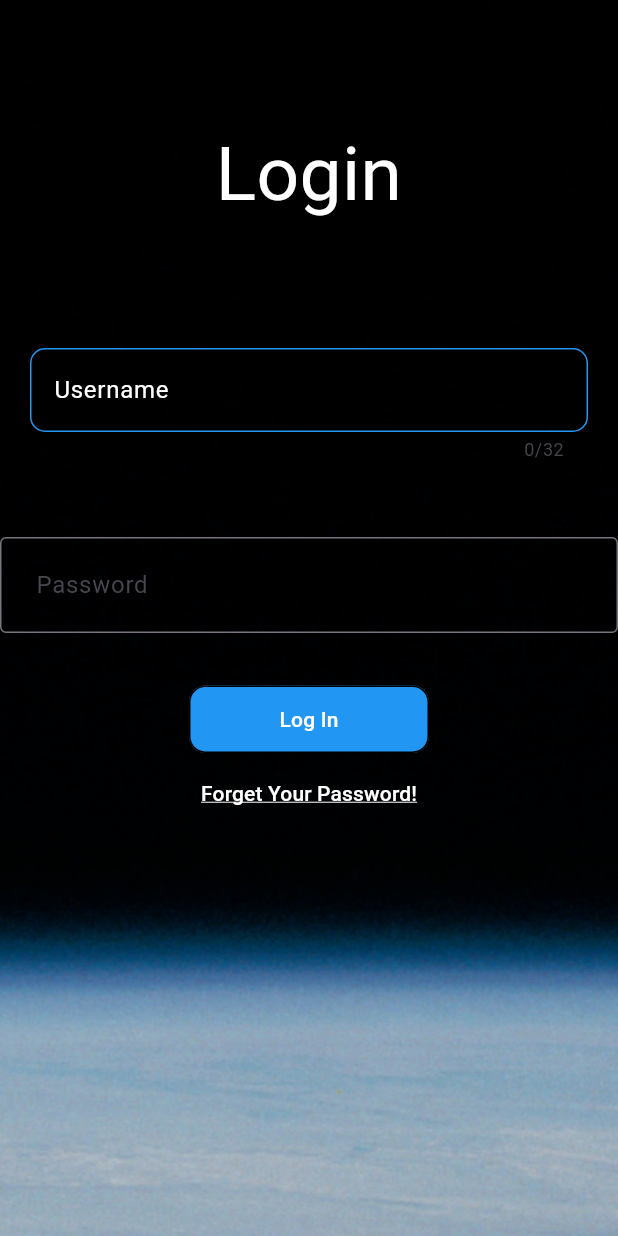
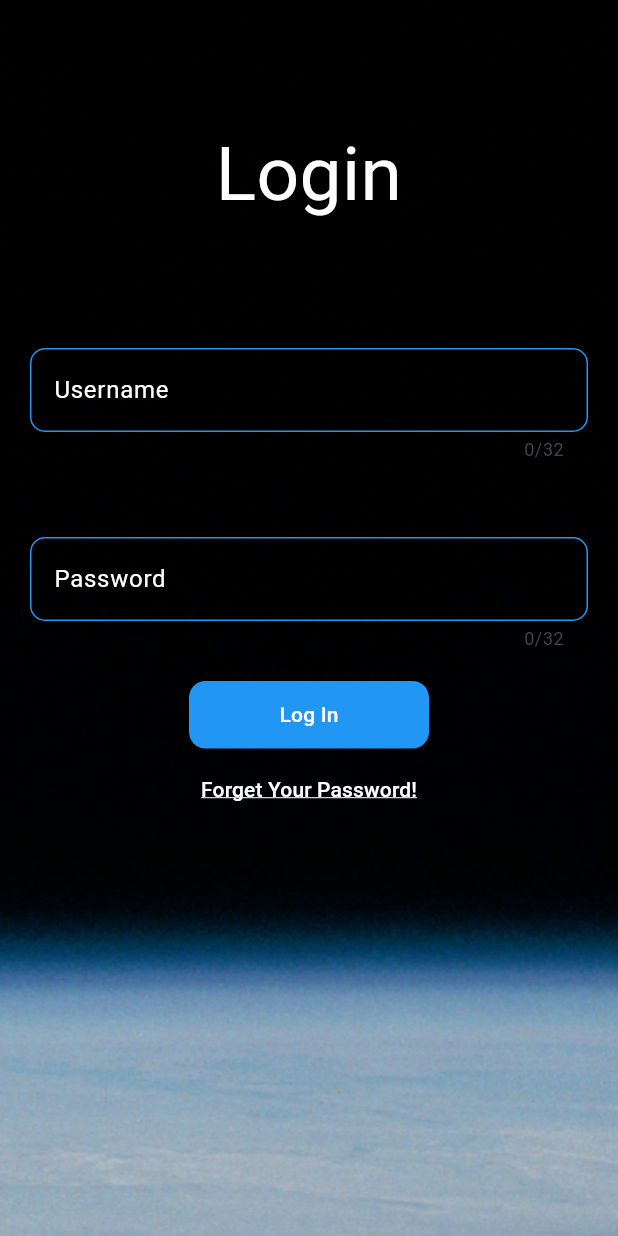
Before and after one commit to ForhadIsrafil/space-mobile-app-by-flutter, a Flutter app: the screen it shows after launch, on a phone screen of 412 x 824 dp. Run offline on Flutter 3.47's test engine with Material 2 defaults, Android fonts, the phone set to English and light mode, and no system bars.

Commit message:
log in page done

```diff
--- /dev/null
+++ b/lib/PlantsPages/PlantsPages.dart
@@ -0,0 +1,15 @@
+import 'package:flutter/material.dart';
+
+class PlantsPages extends StatefulWidget {
+  const PlantsPages({super.key});
+
+  @override
+  State<PlantsPages> createState() => _PlantsPagesState();
+}
+
+class _PlantsPagesState extends State<PlantsPages> {
+  @override
+  Widget build(BuildContext context) {
+    return const Placeholder();
+  }
+}
--- a/lib/welcome_pages/LoginPage.dart
+++ b/lib/welcome_pages/LoginPage.dart
@@ -43,7 +43,6 @@ class _LoginPageState extends State<LoginPage> {
                   hintText: 'Username',
                   labelStyle: const TextStyle(color: Colors.white),
                   hintStyle: const TextStyle(color: Colors.blue),
-                  // focusColor: Colors.blue,
                   enabledBorder: OutlineInputBorder(
                     borderSide: const BorderSide(color: Colors.blue),
                     borderRadius: BorderRadius.circular(10.0),
@@ -59,16 +58,29 @@ class _LoginPageState extends State<LoginPage> {
               ),
             ),
             const SizedBox(height: 50),
-            const TextField(
-              decoration: InputDecoration(
-                contentPadding: EdgeInsets.all(20),
-                label: Text("Password"),
-                hintText: 'Enter your password',
-                hintStyle: TextStyle(color: Colors.blue),
-                border: OutlineInputBorder(),
+            Padding(
+              padding: const EdgeInsets.only(left: 20, right: 20),
+              child: TextField(
+                maxLength: 32,
+                style: const TextStyle(color: Colors.white),
+                decoration: InputDecoration(
+                    labelStyle: const TextStyle(color: Colors.white),
+                    label: const Text("Password"),
+                    hintText: 'Enter your password',
+                    hintStyle: const TextStyle(color: Colors.blue),
+                    enabledBorder: OutlineInputBorder(
+                        borderSide: const BorderSide(color: Colors.blue),
+                        borderRadius: BorderRadius.circular(10.0)),
+                    border: OutlineInputBorder(
+                      borderSide: const BorderSide(color: Colors.blue),
+                      borderRadius: BorderRadius.circular(10.0),
+                    ),
+                    focusedBorder: OutlineInputBorder(
+                        borderSide: const BorderSide(color: Colors.blue),
+                        borderRadius: BorderRadius.circular(10.0))),
               ),
             ),
-            const SizedBox(height: 35),
+            const SizedBox(height: 20),
             UnconstrainedBox(
               child: SizedBox(
                 width: 160,
@@ -79,14 +91,10 @@ class _LoginPageState extends State<LoginPage> {
                     shape: const RoundedRectangleBorder(
                       borderRadius: BorderRadius.all(Radius.circular(11.0)),
                     ),
-                    side: const BorderSide(),
                     backgroundColor: Colors.blue,
-                    // padding: const EdgeInsets.only(left: 20.0, right: 20.0),
                   ),
-                  child: const Text(
-                    'Log In',
-                    style: TextStyle(color: Colors.white),
-                  ),
+                  child: const Text('Log In',
+                      style: TextStyle(color: Colors.white)),
                 ),
               ),
             ),
@@ -94,8 +102,8 @@ class _LoginPageState extends State<LoginPage> {
             UnconstrainedBox(
               child: SizedBox(
                 child: TextButton(
-                  style: ElevatedButton.styleFrom(
-                      shape: const RoundedRectangleBorder()),
+                  // style: TextButton.styleFrom(
+                  //     shape: const RoundedRectangleBorder()),
                   onPressed: () {},
                   child: const Text(
                     'Forget Your Password!',
```
Also changed, not shown: images/earth.png (added), images/galaxy.jpg (added), images/mars.png (added), images/moon.png (added).
